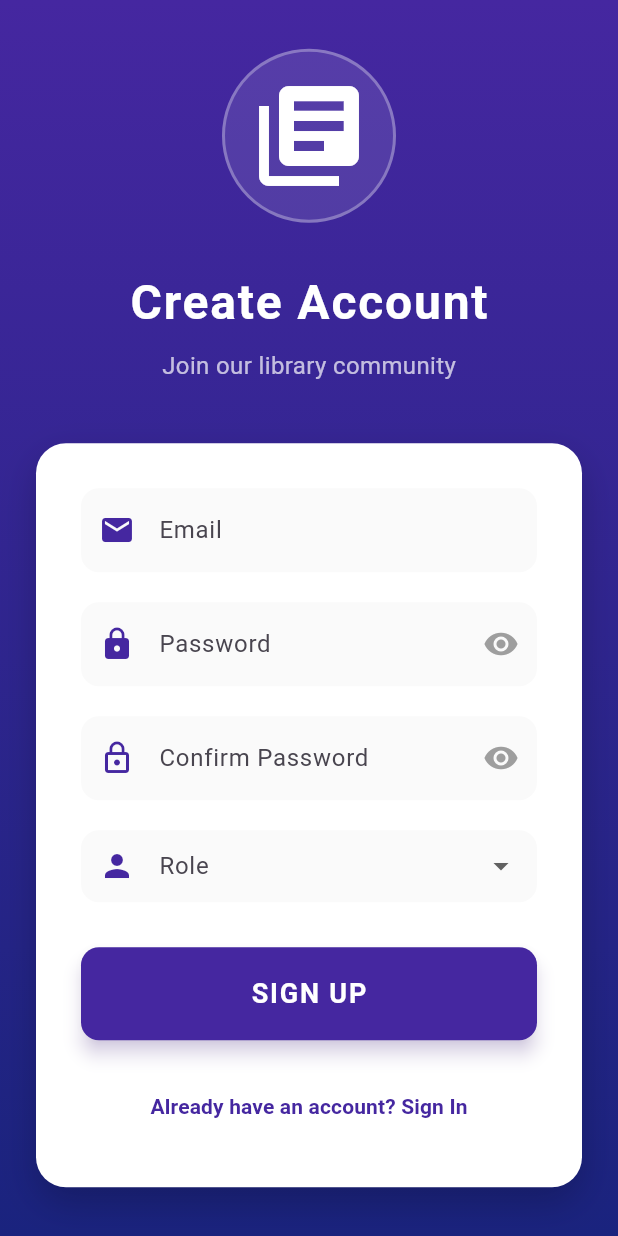
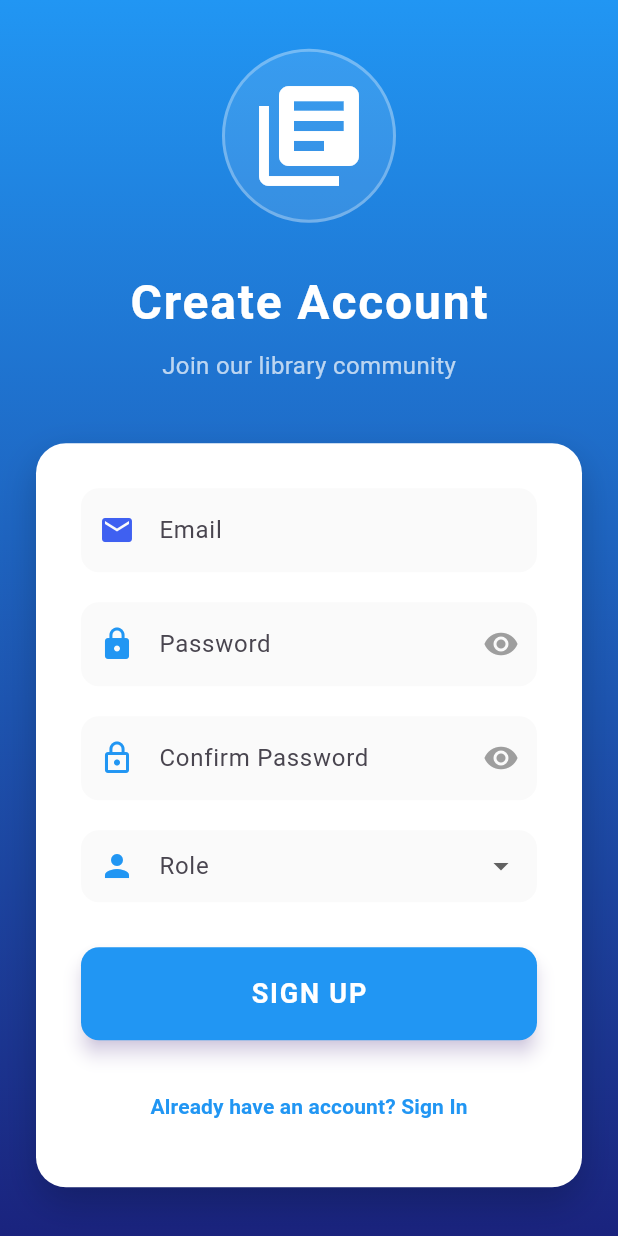
Before and after one commit to bsc-com-12-19/Library-Companion, a Flutter app: the screen it shows after launch, after a tap on "Sign Up", on a phone screen of 412 x 824 dp. Run offline on Flutter 3.47's test engine with Material 3 defaults, Android fonts, the light colour scheme and no system bars; our stand-ins replace supabase_flutter; accounts and stored records are empty.

Commit message:
Fixed all erros due to fetching and displaying
Fixed all erros due to fetching and displaying

```diff
--- a/library_companion/lib/homescreen.dart
+++ b/library_companion/lib/homescreen.dart
@@ -1,5 +1,6 @@
 import 'package:flutter/material.dart';
 import 'package:library_companion/admin/admin_dashboard.dart';
+import 'package:library_companion/pages/home_page.dart';
 import 'package:library_companion/student/studentDashboard.dart';
 import 'package:supabase_flutter/supabase_flutter.dart';
 
@@ -26,7 +27,7 @@ class HomeScreen extends StatelessWidget {
       WidgetsBinding.instance.addPostFrameCallback((_) {
         Navigator.pushReplacement(
           context,
-          MaterialPageRoute(builder: (context) => StudentDashboard()),
+          MaterialPageRoute(builder: (context) => HomePage()),
         );
       });
       return Scaffold(body: Center(child: CircularProgressIndicator()));
--- a/library_companion/lib/loginscreen.dart
+++ b/library_companion/lib/loginscreen.dart
@@ -1,6 +1,7 @@
 import 'package:flutter/material.dart';
 import 'package:library_companion/signup_screen.dart';
 import 'package:supabase_flutter/supabase_flutter.dart';
+
 
 class LoginScreen extends StatefulWidget {
   @override
@@ -44,7 +45,7 @@ class _LoginScreenState extends State<LoginScreen> with SingleTickerProviderStat
             begin: Alignment.topCenter,
             end: Alignment.bottomCenter,
             colors: [
-              Colors.deepPurple.shade800,
+              Colors.blue,
               Colors.indigo.shade900,
             ],
           ),
@@ -122,7 +123,7 @@ class _LoginScreenState extends State<LoginScreen> with SingleTickerProviderStat
                             controller: emailController,
                             decoration: InputDecoration(
                               labelText: 'Email',
-                              prefixIcon: Icon(Icons.email, color: Colors.deepPurple.shade800),
+                              prefixIcon: Icon(Icons.email, color: Colors.blue),
                               filled: true,
                               fillColor: Colors.grey.shade50,
                               border: OutlineInputBorder(
@@ -139,7 +140,7 @@ class _LoginScreenState extends State<LoginScreen> with SingleTickerProviderStat
                             obscureText: _obscurePassword,
                             decoration: InputDecoration(
                               labelText: 'Password',
-                              prefixIcon: Icon(Icons.lock, color: Colors.deepPurple.shade800),
+                              prefixIcon: Icon(Icons.lock, color: Colors.blue),
                               suffixIcon: IconButton(
                                 icon: Icon(
                                   _obscurePassword ? Icons.visibility : Icons.visibility_off,
@@ -171,7 +172,7 @@ class _LoginScreenState extends State<LoginScreen> with SingleTickerProviderStat
                               child: Text(
                                 'Forgot Password?',
                                 style: TextStyle(
-                                  color: Colors.deepPurple.shade800,
+                                  color: Colors.blue,
                                   fontWeight: FontWeight.w600,
                                 ),
                               ),
@@ -180,7 +181,7 @@ class _LoginScreenState extends State<LoginScreen> with SingleTickerProviderStat
                           const SizedBox(height: 30),
                           ElevatedButton(
                             style: ElevatedButton.styleFrom(
-                              backgroundColor: Colors.deepPurple.shade800,
+                              backgroundColor: Colors.blue,
                               padding: const EdgeInsets.symmetric(vertical: 18),
                               shape: RoundedRectangleBorder(
                                 borderRadius: BorderRadius.circular(12),
@@ -262,7 +263,7 @@ class _LoginScreenState extends State<LoginScreen> with SingleTickerProviderStat
                                 child: Text(
                                   'Sign Up',
                                   style: TextStyle(
-                                    color: Colors.deepPurple.shade800,
+                                    color: Colors.blue,
                                     fontWeight: FontWeight.bold,
                                   ),
                                 ),
--- a/library_companion/lib/main.dart
+++ b/library_companion/lib/main.dart
@@ -5,6 +5,7 @@ import 'package:supabase_flutter/supabase_flutter.dart';
 import 'pages/home_page.dart';
 import 'package:library_companion/homescreen.dart';
 import 'package:library_companion/loginscreen.dart';
+import 'package:library_companion/pages/home_page.dart';
 
 
 void main() async {
--- a/library_companion/lib/signup_screen.dart
+++ b/library_companion/lib/signup_screen.dart
@@ -46,7 +46,7 @@ class _SignupScreenState extends State<SignupScreen> with SingleTickerProviderSt
             begin: Alignment.topCenter,
             end: Alignment.bottomCenter,
             colors: [
-              Colors.deepPurple.shade800,
+              Colors.blue,
               Colors.indigo.shade900,
             ],
           ),
@@ -124,7 +124,7 @@ class _SignupScreenState extends State<SignupScreen> with SingleTickerProviderSt
                             controller: emailController,
                             decoration: InputDecoration(
                               labelText: 'Email',
-                              prefixIcon: Icon(Icons.email, color: Colors.deepPurple.shade800),
+                              prefixIcon: Icon(Icons.email, color: const Color.fromARGB(255, 63, 96, 241)),
                               filled: true,
                               fillColor: Colors.grey.shade50,
                               border: OutlineInputBorder(
@@ -141,7 +141,7 @@ class _SignupScreenState extends State<SignupScreen> with SingleTickerProviderSt
                             obscureText: _obscurePassword,
                             decoration: InputDecoration(
                               labelText: 'Password',
-                              prefixIcon: Icon(Icons.lock, color: Colors.deepPurple.shade800),
+                              prefixIcon: Icon(Icons.lock, color: Colors.blue),
                               suffixIcon: IconButton(
                                 icon: Icon(
                                   _obscurePassword ? Icons.visibility : Icons.visibility_off,
@@ -177,7 +177,7 @@ class _SignupScreenState extends State<SignupScreen> with SingleTickerProviderSt
                             obscureText: _obscureConfirmPassword,
                             decoration: InputDecoration(
                               labelText: 'Confirm Password',
-                              prefixIcon: Icon(Icons.lock_outline, color: Colors.deepPurple.shade800),
+                              prefixIcon: Icon(Icons.lock_outline, color: Colors.blue),
                               suffixIcon: IconButton(
                                 icon: Icon(
                                   _obscureConfirmPassword ? Icons.visibility : Icons.visibility_off,
@@ -215,14 +215,14 @@ class _SignupScreenState extends State<SignupScreen> with SingleTickerProviderSt
                                 value: role,
                                 child: Text(
                                   role,
-                                  style: TextStyle(color: Colors.deepPurple.shade800),
+                                  style: TextStyle(color: Colors.blue),
                                 ),
                               );
                             }).toList(),
                             onChanged: (value) => setState(() => selectedRole = value),
                             decoration: InputDecoration(
                               labelText: 'Role',
-                              prefixIcon: Icon(Icons.person, color: Colors.deepPurple.shade800),
+                              prefixIcon: Icon(Icons.person, color: Colors.blue),
                               filled: true,
                               fillColor: Colors.grey.shade50,
                               border: OutlineInputBorder(
@@ -236,7 +236,7 @@ class _SignupScreenState extends State<SignupScreen> with SingleTickerProviderSt
                           const SizedBox(height: 30),
                           ElevatedButton(
                             style: ElevatedButton.styleFrom(
-                              backgroundColor: Colors.deepPurple.shade800,
+                              backgroundColor: Colors.blue,
                               padding: const EdgeInsets.symmetric(vertical: 18),
                               shape: RoundedRectangleBorder(
                                 borderRadius: BorderRadius.circular(12),
@@ -316,7 +316,7 @@ class _SignupScreenState extends State<SignupScreen> with SingleTickerProviderSt
                             child: Text(
                               'Already have an account? Sign In',
                               style: TextStyle(
-                                color: Colors.deepPurple.shade800,
+                                color: Colors.blue,
                                 fontWeight: FontWeight.w600,
                               ),
                             ),
```
